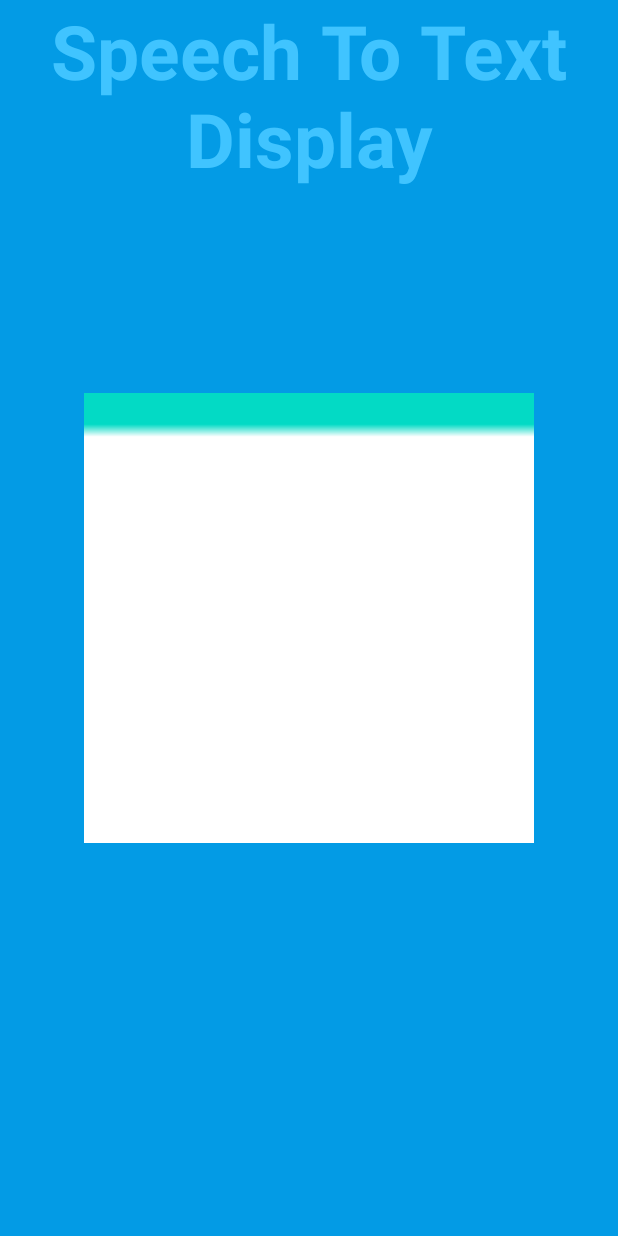
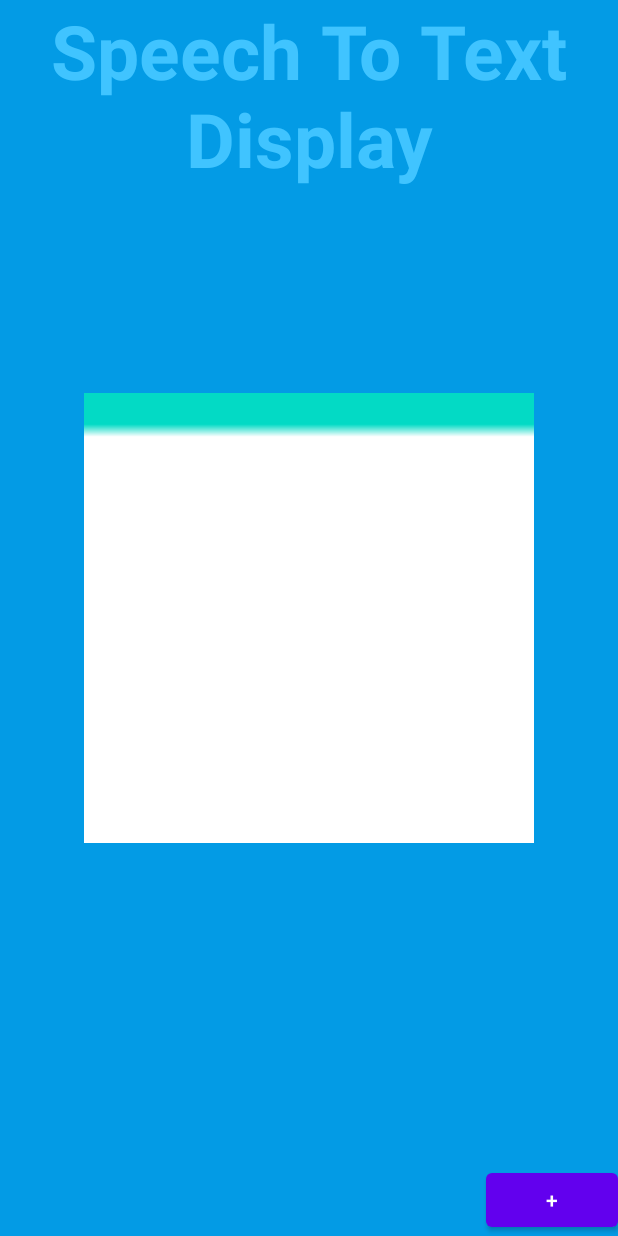
Before and after one commit to wyatt-made/MC-Capstone-2020, an Android app: the screen it shows after launch (FullscreenActivity), on a phone screen of 412 x 824 dp. Run offline under Robolectric (Android 15) with nearby library versions, the phone set to English and light mode, and no system bars.

Commit message:
Made bluetooth button

```diff
--- a/app/src/main/AndroidManifest.xml
+++ b/app/src/main/AndroidManifest.xml
@@ -1,6 +1,8 @@
 <?xml version="1.0" encoding="utf-8"?>
 <manifest xmlns:android="http://schemas.android.com/apk/res/android"
     package="com.example.capstone">
+    <uses-permission android:name="android.permission.BLUETOOTH" />
+    <uses-permission android:name="android.permission.BLUETOOTH_ADMIN" />
 
     <application
         android:allowBackup="true"
@@ -14,6 +16,7 @@
             android:configChanges="orientation|keyboardHidden|screenSize"
             android:label="@string/app_name"
             android:theme="@style/Theme.Capstone.Fullscreen">
+
             <intent-filter>
                 <action android:name="android.intent.action.MAIN" />
 
--- a/app/src/main/res/layout/activity_fullscreen.xml
+++ b/app/src/main/res/layout/activity_fullscreen.xml
@@ -37,17 +37,16 @@
             android:layout_height="wrap_content"
             android:layout_gravity="bottom|center_horizontal"
             android:orientation="horizontal"
-            tools:ignore="UselessParent">
+            tools:ignore="UselessParent"/>
 
-            <Button
-                android:id="@+id/Connect_More"
-                style="?android:attr/buttonBarButtonStyle"
-                android:layout_width="0dp"
-                android:layout_height="wrap_content"
-                android:layout_weight="1"
-                android:text="@string/Connect_More" />
+        <Button
+            android:id="@+id/Connect"
+            android:layout_width="wrap_content"
+            android:layout_height="wrap_content"
+            android:layout_gravity="bottom|right"
+            android:onClick="bluetooth"
+            android:text="+" />
 
-        </LinearLayout>
     </FrameLayout>
 
     <ImageView
--- /dev/null
+++ b/app/src/main/res/values/ids.xml
@@ -0,0 +1,4 @@
+<?xml version="1.0" encoding="utf-8"?>
+<resources>
+
+</resources>
```
Also changed, not shown: app/src/main/java/com/example/capstone/FullscreenActivity.kt (+12 -3 lines).
